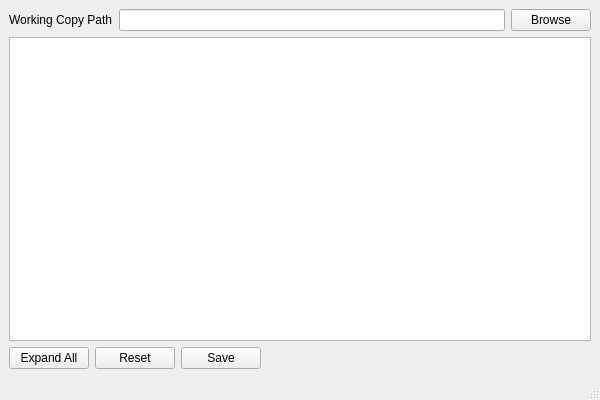
feddischson/svn-external-disposer, file forms/MainWindow.ui: the form before one commit.
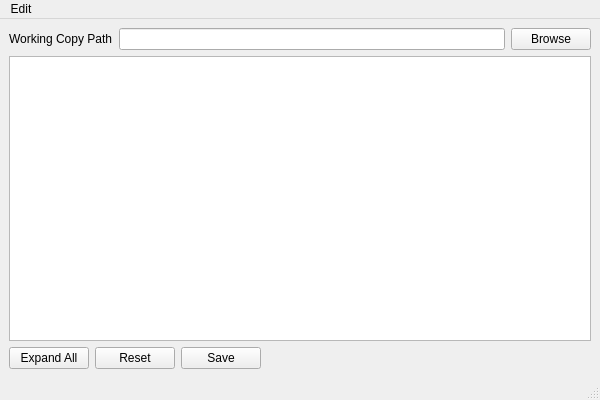
The form after the commit.

```diff
--- a/forms/MainWindow.ui
+++ b/forms/MainWindow.ui
@@ -94,6 +94,12 @@
      <height>19</height>
     </rect>
    </property>
+   <widget class="QMenu" name="edit_M">
+    <property name="title">
+     <string>Edit</string>
+    </property>
+   </widget>
+   <addaction name="edit_M"/>
   </widget>
   <widget class="QStatusBar" name="statusbar"/>
  </widget>
```
